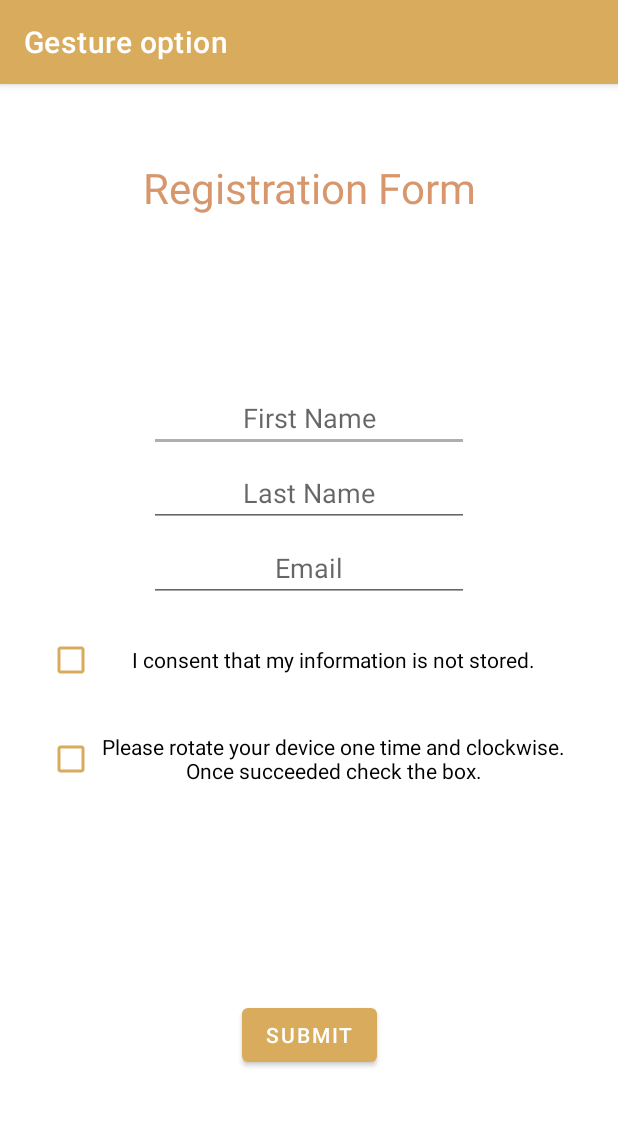
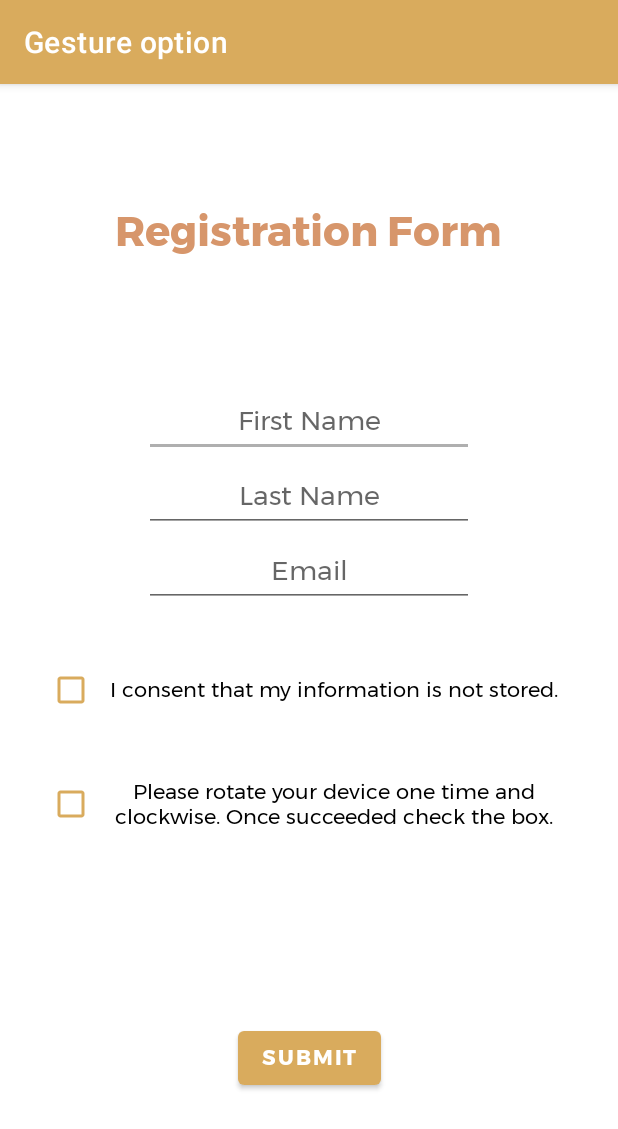
Before and after one commit to evaggian/captchas, an Android app: the FirstFragment screen opened directly, with no data from a screen before it, on a phone screen of 412 x 824 dp. Shown: the top 1129 px of the screen. Run offline under Robolectric (Android 15) with nearby library versions, the phone set to English and light mode, and no system bars; our stand-ins replace navigation-ui.

Commit message:
minor design changes

```diff
--- a/app/src/main/res/layout/fragment_first.xml
+++ b/app/src/main/res/layout/fragment_first.xml
@@ -10,9 +10,10 @@
         android:id="@+id/title"
         android:layout_width="wrap_content"
         android:layout_height="wrap_content"
-        android:layout_marginTop="50dp"
+        android:layout_marginTop="75dp"
         android:text="@string/register_title"
         android:textColor="@color/orange"
+        android:fontFamily="@font/montserrat_bold"
         android:textSize="28sp"
         app:layout_constraintEnd_toEndOf="parent"
         app:layout_constraintStart_toStartOf="parent"
@@ -26,6 +27,7 @@
         android:ems="10"
         android:hint="@string/first_name"
         android:gravity="center"
+        android:fontFamily="@font/montserrat"
         app:layout_constraintEnd_toEndOf="parent"
         app:layout_constraintStart_toStartOf="parent"
         app:layout_constraintTop_toTopOf="parent"
@@ -40,6 +42,7 @@
         android:ems="10"
         android:gravity="center"
         android:hint="@string/last_name"
+        android:fontFamily="@font/montserrat"
         app:layout_constraintEnd_toEndOf="parent"
         app:layout_constraintStart_toStartOf="parent"
         app:layout_constraintTop_toTopOf="parent"
@@ -54,6 +57,7 @@
         android:ems="10"
         android:gravity="center"
         android:hint="@string/email"
+        android:fontFamily="@font/montserrat"
         app:layout_constraintEnd_toEndOf="parent"
         app:layout_constraintStart_toStartOf="parent"
         app:layout_constraintTop_toTopOf="parent"
@@ -64,11 +68,12 @@
         android:id="@+id/conditions"
         android:layout_width="350dp"
         android:layout_height="wrap_content"
-        android:layout_marginTop="360dp"
+        android:layout_marginTop="380dp"
         android:backgroundTint="@color/sunray"
         android:buttonTint="@color/sunray"
         android:gravity="center"
         android:text="@string/terms_conditions"
+        android:fontFamily="@font/montserrat"
         android:textSize="14sp"
         app:layout_constraintEnd_toEndOf="parent"
         app:layout_constraintStart_toStartOf="parent"
@@ -78,11 +83,12 @@
         android:id="@+id/instructions_gesture_captcha"
         android:layout_width="350dp"
         android:layout_height="100dp"
-        android:layout_marginTop="400dp"
+        android:layout_marginTop="430dp"
         android:backgroundTint="@color/sunray"
         android:buttonTint="@color/sunray"
         android:gravity="center"
         android:text="@string/please_rotate_your_device_one_time_and_clockwise"
+        android:fontFamily="@font/montserrat"
         android:textSize="14sp"
         app:layout_constraintEnd_toEndOf="parent"
         app:layout_constraintStart_toStartOf="parent"
@@ -93,6 +99,7 @@
         android:layout_width="wrap_content"
         android:layout_height="wrap_content"
         android:text="@string/submit"
+        android:fontFamily="@font/montserrat_bold"
         app:layout_constraintBottom_toBottomOf="parent"
         app:layout_constraintEnd_toEndOf="parent"
         app:layout_constraintStart_toStartOf="parent"
```
Also changed, not shown: app/src/main/res/layout/activity_main.xml (+11 -6 lines), app/src/main/res/drawable/logo1.png (added), app/src/main/res/font/montserrat.ttf (added), app/src/main/res/font/montserrat_bold.ttf (added).
